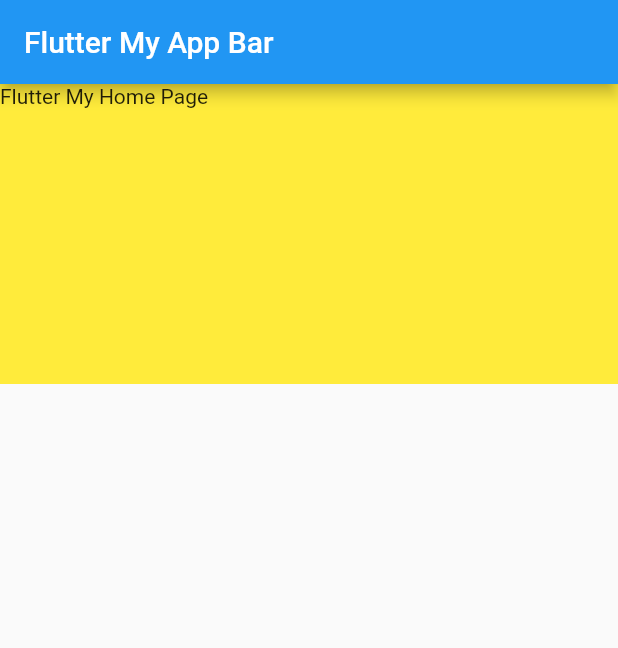
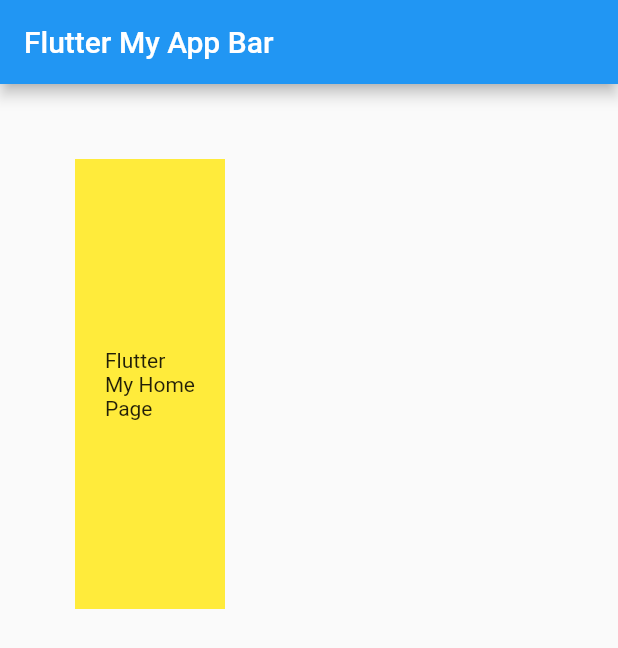
Before and after one commit to jjs1545/flutter_application_study, a Flutter app: the screen it shows after launch, on a phone screen of 412 x 824 dp. Shown: the top 648 px of the screen. Run offline on Flutter 3.47's test engine with Material 2 defaults, Android fonts, the phone set to English and light mode, and no system bars.

Commit message:
Flutter Container

```diff
--- a/lib/pages/my_home_page.dart
+++ b/lib/pages/my_home_page.dart
@@ -16,8 +16,23 @@ class MyHomePage extends StatelessWidget {
       /// Container -> div 역할
       body: Container(
         color: Colors.yellow,
-        width: 500,
-        height: 200,
+
+        /// alignment -> 컨테이너 전체에 적용(Container에 자식이 없는것 처럼 적용)
+        alignment: Alignment.center,
+
+        /// padding -> 안쪽 여백, 좌, 우 공백 조절
+        padding: const EdgeInsets.symmetric(
+          horizontal: 20,
+          vertical: 50,
+        ),
+
+        /// padding -> 바깥 여백, 좌, 우 공백 조절
+        margin: const EdgeInsets.symmetric(
+          horizontal: 50,
+          vertical: 50,
+        ),
+        width: 100,
+        height: 300,
         child: const Text('Flutter My Home Page'),
       ),
     );
```
